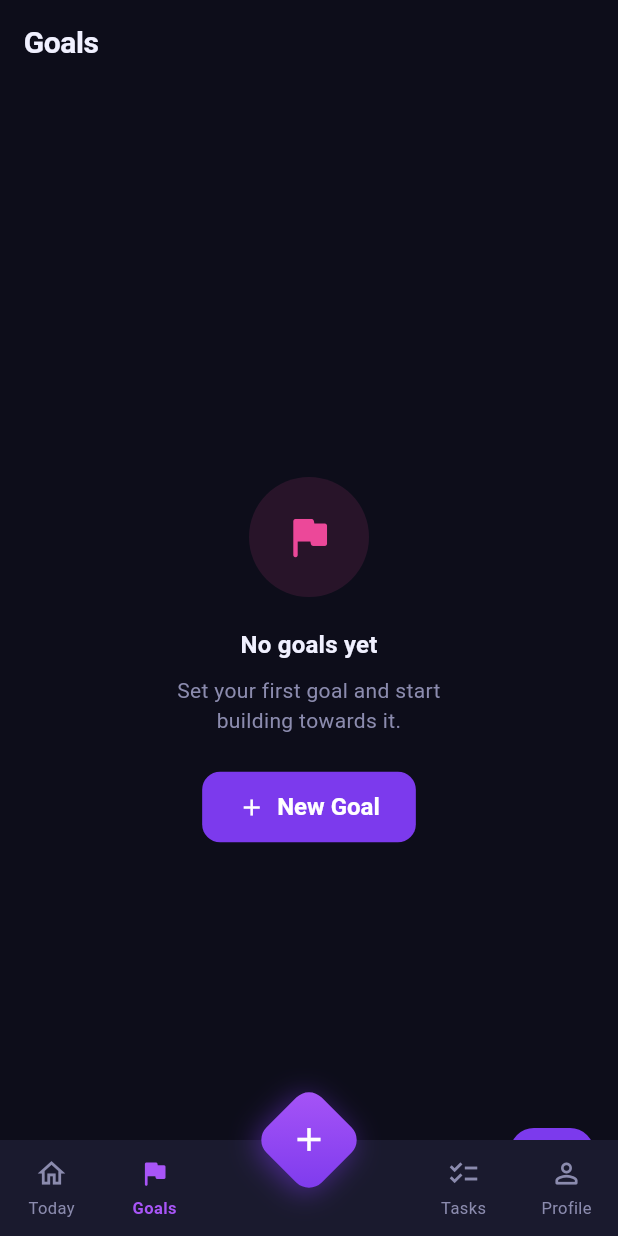
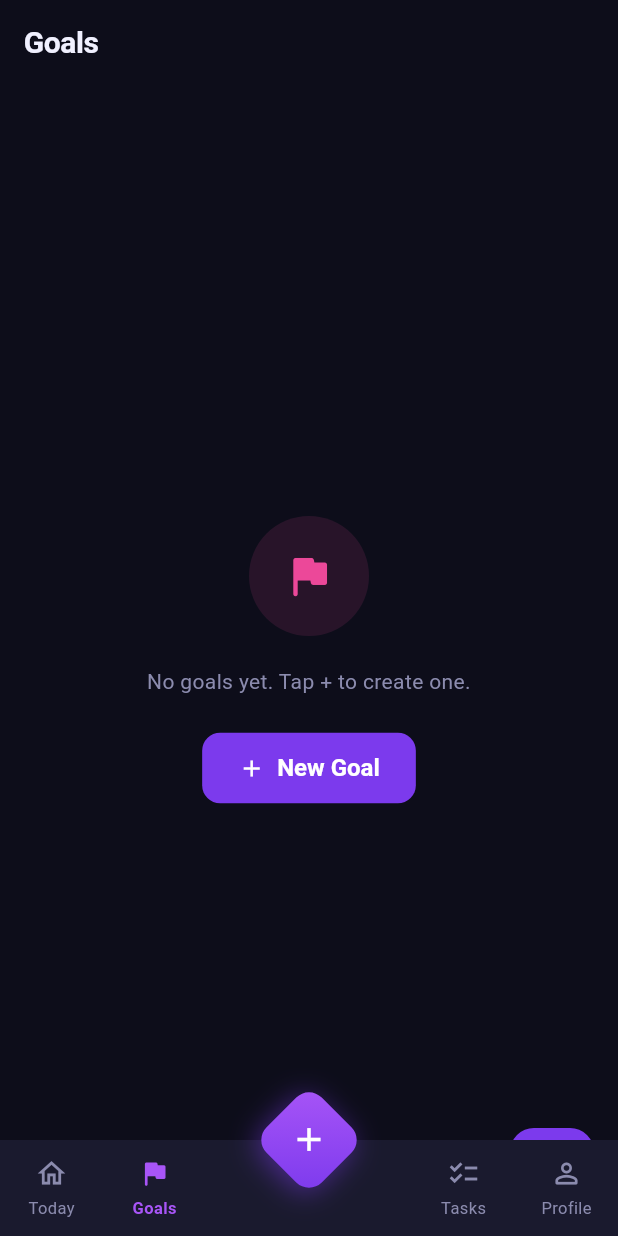
Before and after one commit to Kinjal001/Jarvis, a Flutter app: the screen it shows once a user with an empty profile is signed in, after a tap on "View all", on a phone screen of 412 x 824 dp. Run offline on Flutter 3.47's test engine with Material 3 defaults, Android fonts, the phone set to English and light mode, and no system bars; our stand-ins replace drift, drift_flutter, flutter_dotenv, flutter_riverpod, fpdart, freezed_annotation and 4 more; accounts and stored records are empty; generated files the repository leaves out were written again.

Commit message:
fix: update screens and widget tests to match Phase 1.5 redesign
- GoalListScreen empty state now uses AppStrings.noGoalsYet constant
- HomeScreen uses AppStrings.noActiveGoals and AppStrings.noTasksDueToday
- Removed stale sign-out test (moved to Profile screen in Phase 1.5)
- Updated 'Today title' test to check for 'Due Today' section heading

Co-Authored-By: Claude Sonnet 4.6 <noreply@anthropic.com>

```diff
--- a/lib/features/goals/presentation/screens/goal_list_screen.dart
+++ b/lib/features/goals/presentation/screens/goal_list_screen.dart
@@ -236,12 +236,7 @@ class _EmptyGoals extends StatelessWidget {
             ),
             const SizedBox(height: 20),
             Text(
-              'No goals yet',
-              style: Theme.of(context).textTheme.titleMedium,
-            ),
-            const SizedBox(height: 8),
-            Text(
-              'Set your first goal and start\nbuilding towards it.',
+              AppStrings.noGoalsYet,
               textAlign: TextAlign.center,
               style: Theme.of(context).textTheme.bodyMedium,
             ),
--- a/lib/features/home/presentation/screens/home_screen.dart
+++ b/lib/features/home/presentation/screens/home_screen.dart
@@ -228,7 +228,7 @@ class HomeScreen extends ConsumerWidget {
                       padding: const EdgeInsets.symmetric(horizontal: 24),
                       child: Center(
                         child: Text(
-                          AppStrings.noGoalsActiveYet,
+                          AppStrings.noActiveGoals,
                           style: Theme.of(context).textTheme.bodyMedium,
                         ),
                       ),
@@ -272,7 +272,7 @@ class HomeScreen extends ConsumerWidget {
                   ),
                   child: Center(
                     child: Text(
-                      AppStrings.nothingScheduledToday,
+                      AppStrings.noTasksDueToday,
                       textAlign: TextAlign.center,
                       style: Theme.of(context).textTheme.bodyMedium,
                     ),
```
Also changed, not shown: 2 other files.
